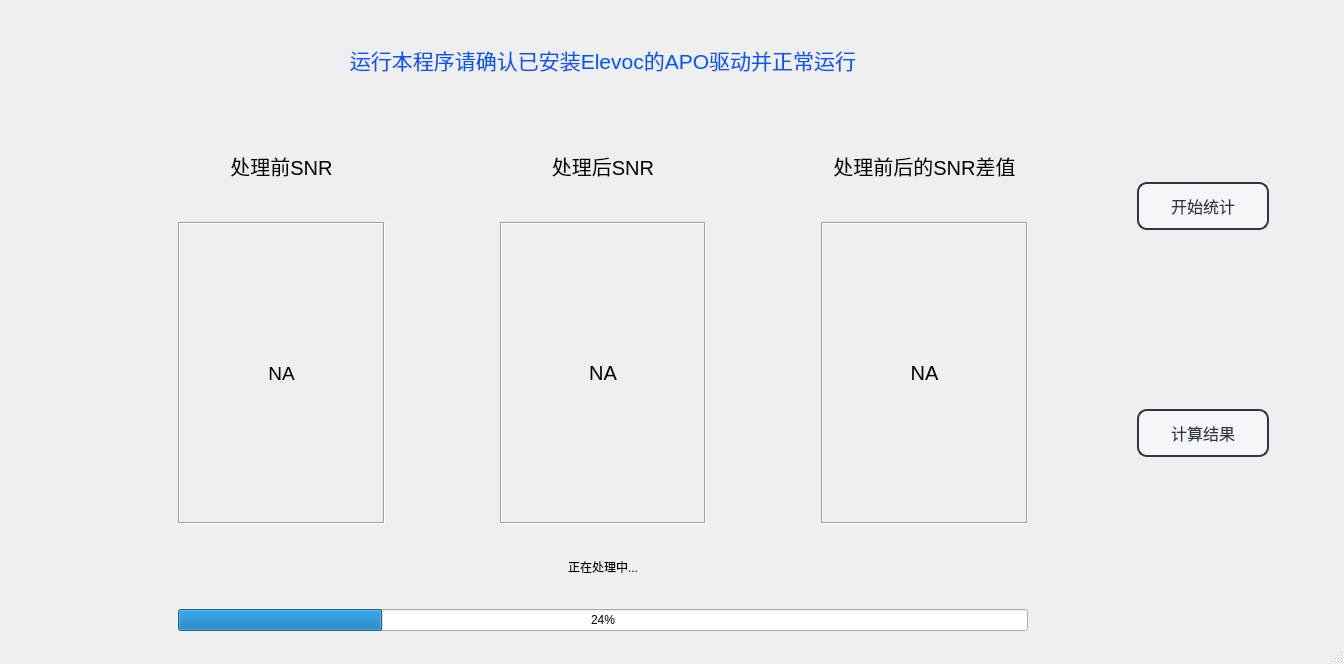
elevoc-weiqiang/calSNR, file mainwindow.ui: the form before one commit.
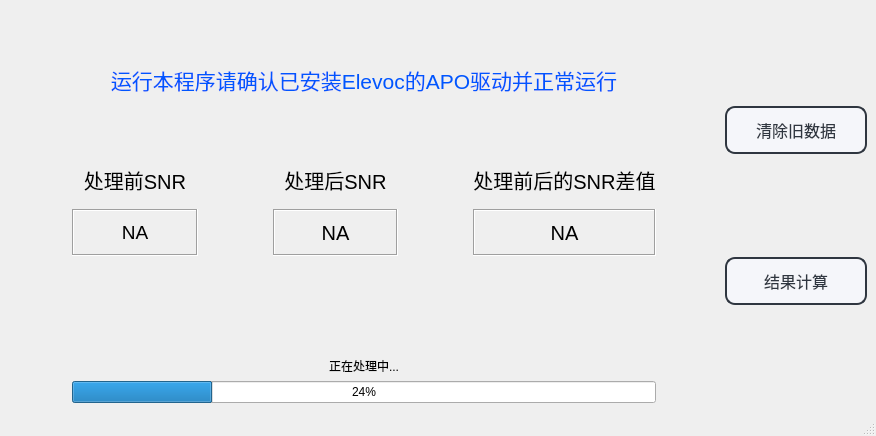
The form after the commit.

The edit to the form file:
```diff
--- a/mainwindow.ui
+++ b/mainwindow.ui
@@ -6,108 +6,18 @@
    <rect>
     <x>0</x>
     <y>0</y>
-    <width>1344</width>
-    <height>664</height>
+    <width>876</width>
+    <height>436</height>
    </rect>
   </property>
   <property name="windowTitle">
    <string>MainWindow</string>
   </property>
   <widget class="QWidget" name="centralwidget">
-   <layout class="QHBoxLayout" name="horizontalLayout" stretch="1,16,2,1">
+   <layout class="QHBoxLayout" name="horizontalLayout" stretch="5,1">
     <item>
-     <spacer name="horizontalSpacer_6">
-      <property name="orientation">
-       <enum>Qt::Horizontal</enum>
-      </property>
-      <property name="sizeHint" stdset="0">
-       <size>
-        <width>40</width>
-        <height>20</height>
-       </size>
-      </property>
-     </spacer>
-    </item>
-    <item>
-     <layout class="QGridLayout" name="gridLayout" rowstretch="1,1,3,1" columnstretch="1,2,1,2,1,2,1">
-      <item row="1" column="4">
-       <spacer name="horizontalSpacer_3">
-        <property name="orientation">
-         <enum>Qt::Horizontal</enum>
-        </property>
-        <property name="sizeHint" stdset="0">
-         <size>
-          <width>40</width>
-          <height>20</height>
-         </size>
-        </property>
-       </spacer>
-      </item>
-      <item row="1" column="1">
-       <widget class="QLabel" name="label_4">
-        <property name="font">
-         <font>
-          <pointsize>15</pointsize>
-         </font>
-        </property>
-        <property name="text">
-         <string>处理前SNR</string>
-        </property>
-        <property name="alignment">
-         <set>Qt::AlignCenter</set>
-        </property>
-       </widget>
-      </item>
-      <item row="2" column="5">
-       <widget class="QLabel" name="label">
-        <property name="font">
-         <font>
-          <pointsize>15</pointsize>
-         </font>
-        </property>
-        <property name="frameShape">
-         <enum>QFrame::Box</enum>
-        </property>
-        <property name="frameShadow">
-         <enum>QFrame::Sunken</enum>
-        </property>
-        <property name="text">
-         <string>NA</string>
-        </property>
-        <property name="alignment">
-         <set>Qt::AlignCenter</set>
-        </property>
-       </widget>
-      </item>
-      <item row="1" column="2">
-       <spacer name="horizontalSpacer_2">
-        <property name="orientation">
-         <enum>Qt::Horizontal</enum>
-        </property>
-        <property name="sizeHint" stdset="0">
-         <size>
-          <width>40</width>
-          <height>20</height>
-         </size>
-        </property>
-       </spacer>
-      </item>
-      <item row="1" column="3">
-       <widget class="QLabel" name="label_5">
-        <property name="font">
-         <font>
-          <pointsize>15</pointsize>
-         </font>
-        </property>
-        <property name="text">
-         <string>处理后SNR</string>
-        </property>
-        <property name="alignment">
-         <set>Qt::AlignCenter</set>
-        </property>
-       </widget>
-      </item>
-      <item row="2" column="1">
+     <layout class="QGridLayout" name="gridLayout" rowstretch="1,1,1,1,1,2,1" columnstretch="1,2,1,2,1,2,1">
+      <item row="4" column="1">
        <widget class="QLabel" name="label_3">
         <property name="font">
          <font>
@@ -128,7 +38,7 @@
         </property>
        </widget>
       </item>
-      <item row="1" column="0">
+      <item row="3" column="0">
        <spacer name="horizontalSpacer">
         <property name="orientation">
          <enum>Qt::Horizontal</enum>
@@ -141,23 +51,21 @@
         </property>
        </spacer>
       </item>
-      <item row="1" column="5">
-       <widget class="QLabel" name="label_6">
-        <property name="font">
-         <font>
-          <pointsize>15</pointsize>
-         </font>
+      <item row="3" column="4">
+       <spacer name="horizontalSpacer_3">
+        <property name="orientation">
+         <enum>Qt::Horizontal</enum>
         </property>
-        <property name="text">
-         <string>处理前后的SNR差值</string>
+        <property name="sizeHint" stdset="0">
+         <size>
+          <width>40</width>
+          <height>20</height>
+         </size>
         </property>
-        <property name="alignment">
-         <set>Qt::AlignCenter</set>
-        </property>
-       </widget>
+       </spacer>
       </item>
-      <item row="2" column="3">
-       <widget class="QLabel" name="label_2">
+      <item row="4" column="5">
+       <widget class="QLabel" name="label">
         <property name="font">
          <font>
           <pointsize>15</pointsize>
@@ -177,7 +85,7 @@
         </property>
        </widget>
       </item>
-      <item row="1" column="6">
+      <item row="3" column="6">
        <spacer name="horizontalSpacer_4">
         <property name="orientation">
          <enum>Qt::Horizontal</enum>
@@ -190,7 +98,7 @@
         </property>
        </spacer>
       </item>
-      <item row="3" column="0">
+      <item row="6" column="0">
        <spacer name="verticalSpacer">
         <property name="orientation">
          <enum>Qt::Vertical</enum>
@@ -203,7 +111,50 @@
         </property>
        </spacer>
       </item>
-      <item row="3" column="1" colspan="5">
+      <item row="3" column="1">
+       <widget class="QLabel" name="label_4">
+        <property name="font">
+         <font>
+          <pointsize>15</pointsize>
+         </font>
+        </property>
+        <property name="text">
+         <string>处理前SNR</string>
+        </property>
+        <property name="alignment">
+         <set>Qt::AlignCenter</set>
+        </property>
+       </widget>
+      </item>
+      <item row="3" column="5">
+       <widget class="QLabel" name="label_6">
+        <property name="font">
+         <font>
+          <pointsize>15</pointsize>
+         </font>
+        </property>
+        <property name="text">
+         <string>处理前后的SNR差值</string>
+        </property>
+        <property name="alignment">
+         <set>Qt::AlignCenter</set>
+        </property>
+       </widget>
+      </item>
+      <item row="2" column="1">
+       <spacer name="verticalSpacer_6">
+        <property name="orientation">
+         <enum>Qt::Vertical</enum>
+        </property>
+        <property name="sizeHint" stdset="0">
+         <size>
+          <width>20</width>
+          <height>40</height>
+         </size>
+        </property>
+       </spacer>
+      </item>
+      <item row="6" column="1" colspan="5">
        <layout class="QVBoxLayout" name="verticalLayout_2">
         <item>
          <widget class="QLabel" name="label_7">
@@ -224,6 +175,68 @@
         </item>
        </layout>
       </item>
+      <item row="3" column="2">
+       <spacer name="horizontalSpacer_2">
+        <property name="orientation">
+         <enum>Qt::Horizontal</enum>
+        </property>
+        <property name="sizeHint" stdset="0">
+         <size>
+          <width>40</width>
+          <height>20</height>
+         </size>
+        </property>
+       </spacer>
+      </item>
+      <item row="3" column="3">
+       <widget class="QLabel" name="label_5">
+        <property name="font">
+         <font>
+          <pointsize>15</pointsize>
+         </font>
+        </property>
+        <property name="text">
+         <string>处理后SNR</string>
+        </property>
+        <property name="alignment">
+         <set>Qt::AlignCenter</set>
+        </property>
+       </widget>
+      </item>
+      <item row="5" column="0">
+       <spacer name="verticalSpacer_4">
+        <property name="orientation">
+         <enum>Qt::Vertical</enum>
+        </property>
+        <property name="sizeHint" stdset="0">
+         <size>
+          <width>20</width>
+          <height>40</height>
+         </size>
+        </property>
+       </spacer>
+      </item>
+      <item row="4" column="3">
+       <widget class="QLabel" name="label_2">
+        <property name="font">
+         <font>
+          <pointsize>15</pointsize>
+         </font>
+        </property>
+        <property name="frameShape">
+         <enum>QFrame::Box</enum>
+        </property>
+        <property name="frameShadow">
+         <enum>QFrame::Sunken</enum>
+        </property>
+        <property name="text">
+         <string>NA</string>
+        </property>
+        <property name="alignment">
+         <set>Qt::AlignCenter</set>
+        </property>
+       </widget>
+      </item>
       <item row="0" column="0">
        <spacer name="verticalSpacer_2">
         <property name="orientation">
@@ -237,7 +250,7 @@
         </property>
        </spacer>
       </item>
-      <item row="0" column="1" colspan="5">
+      <item row="1" column="1" colspan="5">
        <widget class="QLabel" name="label_8">
         <property name="font">
          <font>
@@ -295,7 +308,7 @@
 }</string>
         </property>
         <property name="text">
-         <string>开始统计</string>
+         <string>清除旧数据</string>
         </property>
        </widget>
       </item>
@@ -335,25 +348,12 @@
 }</string>
         </property>
         <property name="text">
-         <string>计算结果</string>
+         <string>结果计算</string>
         </property>
        </widget>
       </item>
      </layout>
     </item>
-    <item>
-     <spacer name="horizontalSpacer_5">
-      <property name="orientation">
-       <enum>Qt::Horizontal</enum>
-      </property>
-      <property name="sizeHint" stdset="0">
-       <size>
-        <width>40</width>
-        <height>20</height>
-       </size>
-      </property>
-     </spacer>
-    </item>
    </layout>
   </widget>
   <widget class="QMenuBar" name="menubar">
```
Left out of the diff: 2 changed lines with no effect on the pictures.
